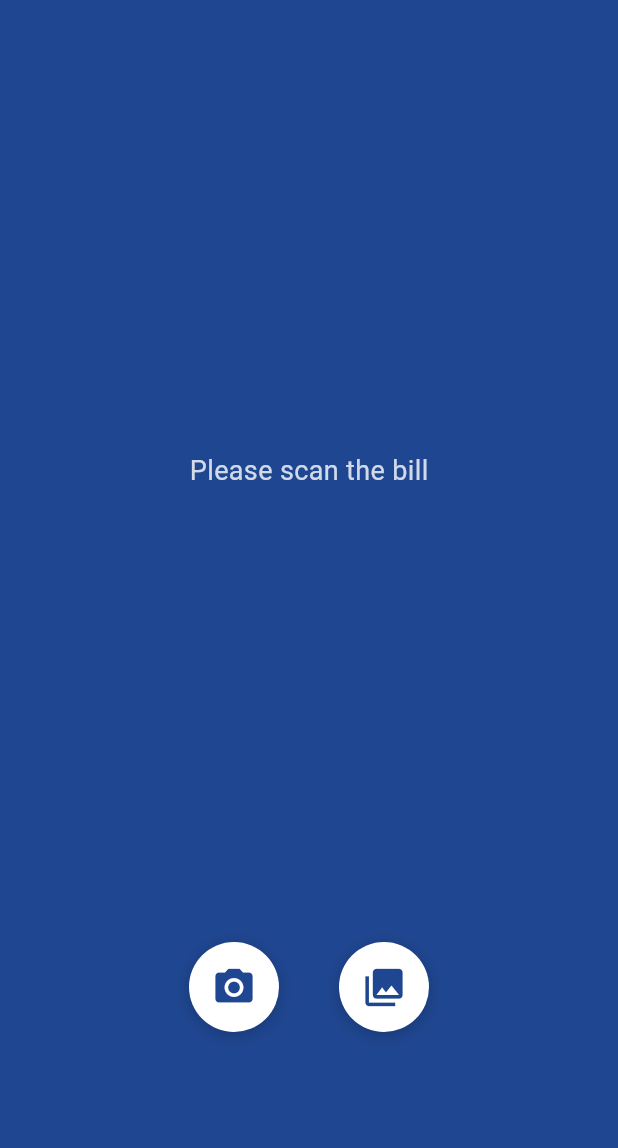
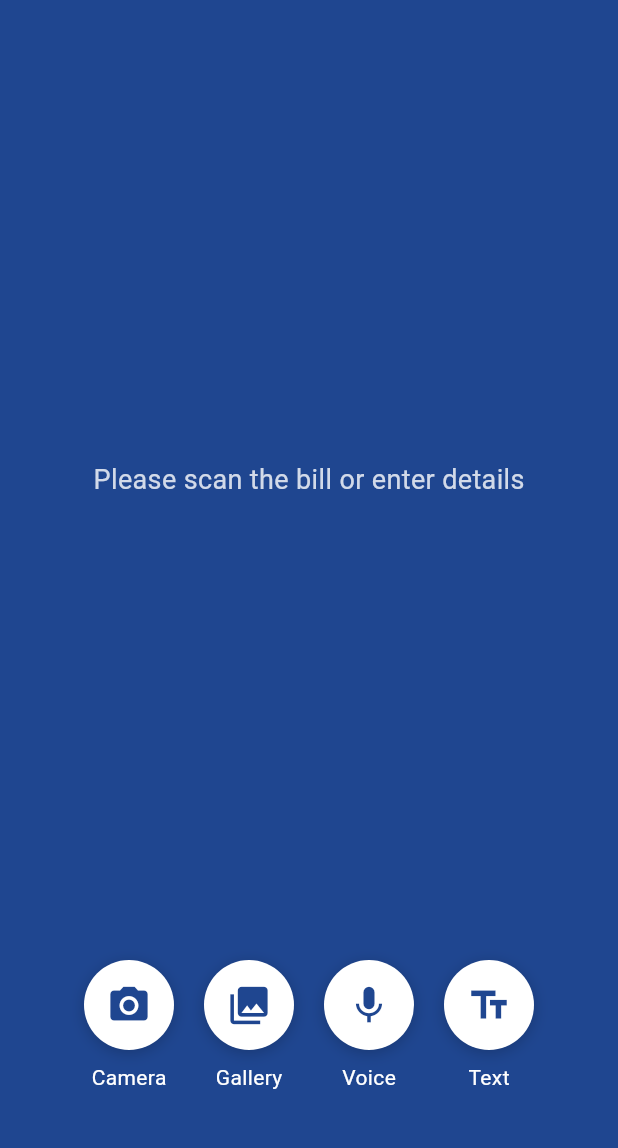
Before and after one commit to ri-thu/FinvisionAI, a Flutter app: the screen it shows after launch, on a phone screen of 412 x 824 dp, the part 84-1232 px from its top. Run offline on Flutter 3.47's test engine with Material 3 defaults, Android fonts, the phone set to English and light mode, and no system bars; our stand-ins replace dio, flutter_bloc, flutter_secure_storage, freezed_annotation, go_router, image_picker and 2 more.

Commit message:
Updated voice input feature and fixed AndroidManifest.xml issues

```diff
--- a/lib/main.dart
+++ b/lib/main.dart
@@ -1,5 +1,5 @@
 import 'package:flutter/material.dart';
-import 'media_selection_page.dart';  // Import your media selection screen
+import 'media_selection_page.dart';  // Import media selection screen
 
 void main() {
   runApp(const MyApp());
@@ -12,9 +12,7 @@ class MyApp extends StatelessWidget {
   Widget build(BuildContext context) {
     return MaterialApp(
       debugShowCheckedModeBanner: false,
-      title: 'Media Picker App',
-      theme: ThemeData(primarySwatch: Colors.blue),
-      home: const MediaSelectionPage(), // Load the media selection screen
+      home: const MediaSelectionPage(), // Load media selection screen
     );
   }
 }
--- a/lib/media_selection_page.dart
+++ b/lib/media_selection_page.dart
@@ -1,6 +1,6 @@
-import 'media_selection_page.dart';
 import 'package:flutter/material.dart';
 import 'package:image_picker/image_picker.dart';
+import 'package:speech_to_text/speech_to_text.dart' as stt;
 import 'dart:io';
 
 class MediaSelectionPage extends StatefulWidget {
@@ -13,20 +13,34 @@ class MediaSelectionPage extends StatefulWidget {
 class _MediaSelectionPageState extends State<MediaSelectionPage> {
   File? _selectedImage;
   final ImagePicker _picker = ImagePicker();
+  String? _enteredText;
 
-  Future<void> _takePhoto() async {
-    final XFile? photo = await _picker.pickImage(source: ImageSource.camera);
+  // Speech-to-Text instance
+  final stt.SpeechToText _speech = stt.SpeechToText();
+  bool _isListening = false;
+  String _spokenText = "";
 
-    if (photo != null) {
-      setState(() {
-        _selectedImage = File(photo.path);
-      });
+  @override
+  void initState() {
+    super.initState();
+    _initializeSpeech();
+  }
+
+  /// Initialize Speech Recognition
+  void _initializeSpeech() async {
+    bool available = await _speech.initialize(
+      onStatus: (status) => print('Speech Status: $status'),
+      onError: (error) => print('Speech Error: $error'),
+    );
+
+    if (!available) {
+      print("Speech recognition is NOT available ❌");
     }
   }
 
-  Future<void> _chooseFromGallery() async {
-    final XFile? image = await _picker.pickImage(source: ImageSource.gallery);
-
+  /// Handles Image Selection
+  Future<void> _pickImage(ImageSource source) async {
+    final XFile? image = await _picker.pickImage(source: source);
     if (image != null) {
       setState(() {
         _selectedImage = File(image.path);
@@ -34,54 +48,76 @@ class _MediaSelectionPageState extends State<MediaSelectionPage> {
     }
   }
 
-  @override
-  Widget build(BuildContext context) {
-    return Scaffold(
-      backgroundColor: const Color(0xFF1F4690), // Royal blue background
-      appBar: AppBar(
-        title: const Text('FinvisionAI',
-          style: TextStyle(
-            color: Colors.white,
+  /// Starts voice input (speech recognition)
+  void _startVoiceInput() async {
+    if (!_isListening) {
+      bool available = await _speech.initialize(
+        onStatus: (status) => print('Speech Status: $status'),
+        onError: (error) => print('Speech Error: $error'),
+      );
+
+      if (available) {
+        setState(() => _isListening = true);
+
+        _speech.listen(
+          onResult: (result) {
+            setState(() {
+              _spokenText = result.recognizedWords;
+            });
+            print("Recognized words: $_spokenText");
+          },
+        );
+      } else {
+        print("Speech recognition is NOT available ❌");
+      }
+    } else {
+      _stopVoiceInput();
+    }
+  }
+
+  /// Stops voice input (stops listening)
+  void _stopVoiceInput() {
+    setState(() => _isListening = false);
+    _speech.stop();
+  }
+
+  /// Manual Text Entry
+  void _enterTextManually() {
+    showDialog(
+      context: context,
+      builder: (BuildContext context) {
+        String tempText = _enteredText ?? "";
+        return AlertDialog(
+          title: const Text("Enter Text"),
+          content: TextField(
+            onChanged: (value) => tempText = value,
+            decoration: const InputDecoration(hintText: "Enter bill details"),
           ),
+          actions: [
+            TextButton(
+              onPressed: () {
+                Navigator.pop(context);
+              },
+              child: const Text("Cancel"),
             ),
-        backgroundColor: const Color(0xFF0A2463),
-          centerTitle: true,// Darker royal blue for AppBar
+            TextButton(
+              onPressed: () {
+                setState(() {
+                  _enteredText = tempText;
+                });
+                Navigator.pop(context);
+              },
+              child: const Text("Save"),
             ),
-      body: Center(
-        child: Column(
-          mainAxisAlignment: MainAxisAlignment.center,
+          ],
+        );
+      },
+    );
+  }
+
+  Widget _buildIconButton(IconData icon, VoidCallback onPressed, String label) {
+    return Column(
       children: [
-            if (_selectedImage != null)
-              Expanded(
-                child: Padding(
-                  padding: const EdgeInsets.all(20.0),
-                  child: ClipRRect(
-                    borderRadius: BorderRadius.circular(12.0),
-                    child: Image.file(
-                      _selectedImage!,
-                      fit: BoxFit.cover,
-                    ),
-                  ),
-                ),
-              )
-            else
-              Expanded(
-                child: Center(
-                  child: Text(
-                    'Please scan the bill',
-                    style: TextStyle(
-                      fontSize: 18,
-                      color: Colors.white.withOpacity(0.8),
-                    ),
-                  ),
-                ),
-              ),
-            Padding(
-              padding: const EdgeInsets.only(bottom: 80.0),
-              child: Row(
-                mainAxisAlignment: MainAxisAlignment.center,
-                children: [
-                  // Camera Icon Button
         Container(
           decoration: BoxDecoration(
             color: Colors.white,
@@ -94,48 +130,88 @@ class _MediaSelectionPageState extends State<MediaSelectionPage> {
               ),
             ],
           ),
-                    margin: const EdgeInsets.symmetric(horizontal: 20),
           child: IconButton(
-                      icon: const Icon(
-                        Icons.camera_alt,
-                        color: Color(0xFF1F4690),
-                        size: 30,
-                      ),
-                      onPressed: _takePhoto,
+            icon: Icon(icon, color: const Color(0xFF1F4690), size: 30),
+            onPressed: onPressed,
             padding: const EdgeInsets.all(15),
           ),
         ),
-
-                  // Gallery Icon Button
-                  Container(
-                    decoration: BoxDecoration(
-                      color: Colors.white,
-                      shape: BoxShape.circle,
-                      boxShadow: [
-                        BoxShadow(
-                          color: Colors.black.withOpacity(0.2),
-                          blurRadius: 8,
-                          offset: const Offset(0, 2),
+        const SizedBox(height: 8),
+        Text(
+          label,
+          style: const TextStyle(color: Colors.white, fontSize: 14),
         ),
       ],
+    );
+  }
+
+  @override
+  Widget build(BuildContext context) {
+    bool hasImageOrText = _selectedImage != null || _spokenText.isNotEmpty || (_enteredText != null && _enteredText!.isNotEmpty);
+
+    return Scaffold(
+      backgroundColor: const Color(0xFF1F4690),
+      appBar: AppBar(
+        title: const Text(
+          'FinvisionAI',
+          style: TextStyle(color: Colors.white),
         ),
-                    margin: const EdgeInsets.symmetric(horizontal: 20),
-                    child: IconButton(
-                      icon: const Icon(
-                        Icons.photo_library,
-                        color: Color(0xFF1F4690),
-                        size: 30,
+        backgroundColor: const Color(0xFF0A2463),
+        centerTitle: true,
       ),
-                      onPressed: _chooseFromGallery,
-                      padding: const EdgeInsets.all(15),
+      body: Column(
+        mainAxisAlignment: MainAxisAlignment.center,
+        children: [
+          hasImageOrText
+              ? Flexible(
+            child: Padding(
+              padding: const EdgeInsets.all(20.0),
+              child: _selectedImage != null
+                  ? ClipRRect(
+                borderRadius: BorderRadius.circular(12.0),
+                child: Image.file(
+                  _selectedImage!,
+                  fit: BoxFit.cover,
+                ),
+              )
+                  : Text(
+                _spokenText.isNotEmpty ? _spokenText : (_enteredText ?? ""),
+                style: const TextStyle(fontSize: 18, color: Colors.white),
+                textAlign: TextAlign.center,
               ),
             ),
+          )
+              : Expanded(
+            child: Center(
+              child: Text(
+                'Please scan the bill or enter details',
+                style: TextStyle(
+                  fontSize: 18,
+                  color: Colors.white.withOpacity(0.8),
+                ),
+              ),
+            ),
+          ),
+          Padding(
+            padding: const EdgeInsets.only(bottom: 40.0),
+            child: Wrap(
+              spacing: 20,
+              runSpacing: 20,
+              alignment: WrapAlignment.center,
+              children: [
+                _buildIconButton(Icons.camera_alt, () => _pickImage(ImageSource.camera), "Camera"),
+                _buildIconButton(Icons.photo_library, () => _pickImage(ImageSource.gallery), "Gallery"),
+                _buildIconButton(
+                  _isListening ? Icons.mic_off : Icons.mic,
+                  _startVoiceInput,
+                  "Voice",
+                ),
+                _buildIconButton(Icons.text_fields, _enterTextManually, "Text"),
               ],
             ),
           ),
         ],
       ),
-      ),
     );
   }
 }
--- a/pubspec.yaml
+++ b/pubspec.yaml
@@ -35,6 +35,7 @@ dependencies:
   # Use with the CupertinoIcons class for iOS style icons.
   cupertino_icons: ^1.0.8
   image_picker: ^1.0.7  # <-- Add this line
+  speech_to_text: ^7.0.0
 
 dev_dependencies:
   flutter_test:
```
Also changed, not shown: input screen.png (added), pubspec.lock, 2 other files. Lines whose indentation alone changed are shown as unchanged.
